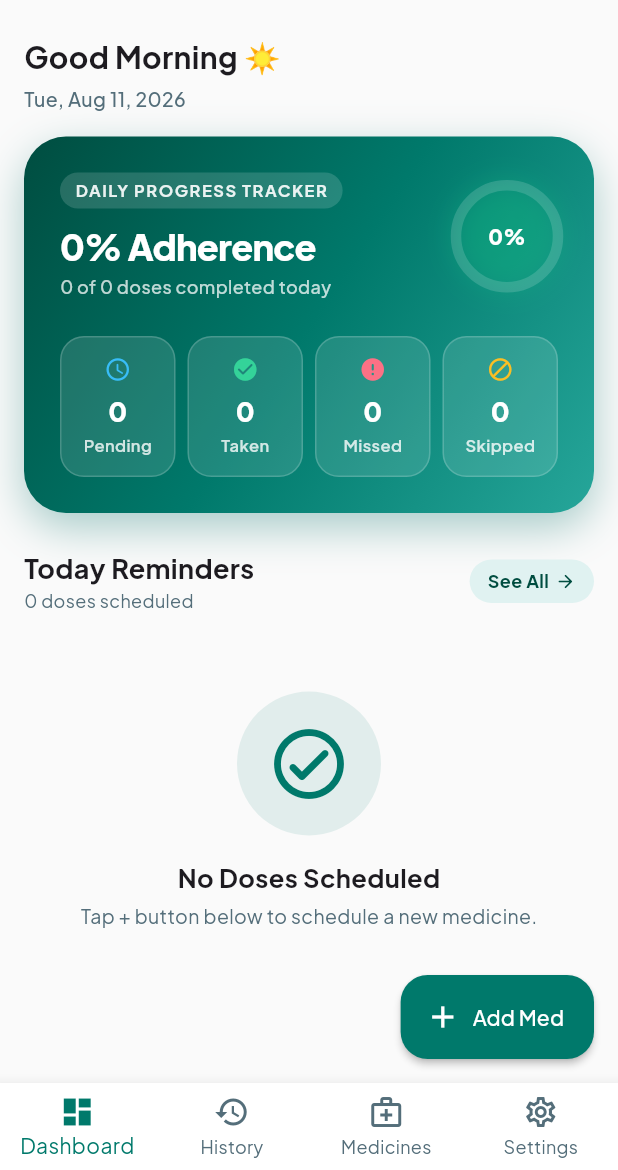
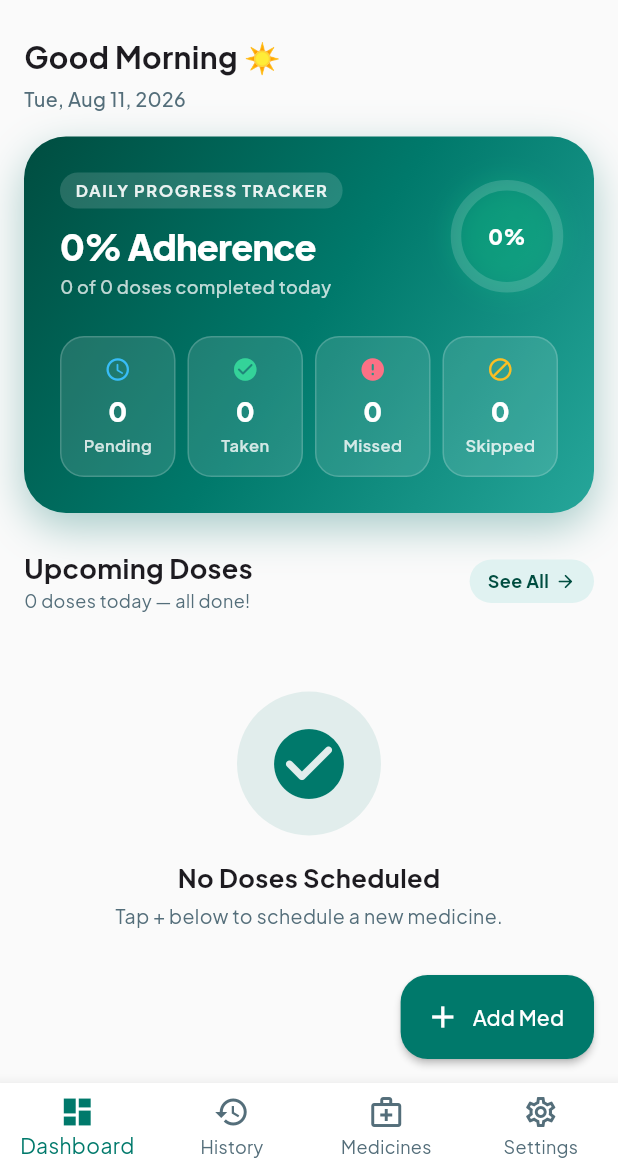
Before and after one commit to JOELPSHAJU/Med_Reminder, a Flutter app: the screen it shows after launch, on a phone screen of 412 x 824 dp, the part 66-1236 px from its top. Run offline on Flutter 3.47's test engine with Material 3 defaults, Android fonts, the phone set to English and light mode, and no system bars; our stand-ins replace audioplayers, flutter_local_notifications, flutter_riverpod, google_fonts, hive, hive_flutter and 1 more; accounts and stored records are empty.

Commit message:
feat: dashboard shows only upcoming (pending) doses
- Add upcomingOccurrencesProvider filtering today's doses to pending only
- Dashboard list uses upcomingReminders instead of all todayReminders
- Section renamed 'Upcoming Doses' with subtitle 'X remaining of Y total'
- Empty state shows 'All Caught Up! 🎉' when all doses are done for today
- Stats card still uses full todayOccurrencesProvider for accurate counts

```diff
--- a/lib/features/dashboard/presentation/providers/dashboard_providers.dart
+++ b/lib/features/dashboard/presentation/providers/dashboard_providers.dart
@@ -120,6 +120,15 @@ final todayOccurrencesProvider = Provider<List<DoseOccurrenceModel>>((ref) {
   return filtered;
 });
 
+/// Only pending (upcoming) doses for today — used by the dashboard list.
+/// Taken, skipped, and missed doses are excluded.
+final upcomingOccurrencesProvider = Provider<List<DoseOccurrenceModel>>((ref) {
+  final all = ref.watch(todayOccurrencesProvider);
+  return all
+      .where((occ) => occ.status == DoseStatusEnum.pending)
+      .toList();
+});
+
 final dashboardStatsProvider = Provider<DashboardStats>((ref) {
   final occurrences = ref.watch(allOccurrencesProvider);
   final targetDate = ref.watch(selectedDashboardDateProvider);
--- a/lib/features/dashboard/presentation/screens/dashboard_screen.dart
+++ b/lib/features/dashboard/presentation/screens/dashboard_screen.dart
@@ -35,6 +35,7 @@ class DashboardScreen extends ConsumerWidget {
     final selectedDate = ref.watch(selectedDashboardDateProvider);
     final stats = ref.watch(dashboardStatsProvider);
     final todayReminders = ref.watch(todayOccurrencesProvider);
+    final upcomingReminders = ref.watch(upcomingOccurrencesProvider);
     final settings = ref.watch(settingsProvider);
     final isDark = Theme.of(context).brightness == Brightness.dark;
 
@@ -148,14 +149,16 @@ class DashboardScreen extends ConsumerWidget {
                     crossAxisAlignment: CrossAxisAlignment.start,
                     children: [
                       Text(
-                        'Today Reminders',
+                        'Upcoming Doses',
                         style: GoogleFonts.plusJakartaSans(
                           fontSize: 18,
                           fontWeight: FontWeight.bold,
                         ),
                       ),
                       Text(
-                        '${todayReminders.length} dose${todayReminders.length == 1 ? '' : 's'} scheduled',
+                        upcomingReminders.isEmpty
+                            ? '${todayReminders.length} dose${todayReminders.length == 1 ? '' : 's'} today — all done!'
+                            : '${upcomingReminders.length} remaining of ${todayReminders.length}',
                         style: GoogleFonts.plusJakartaSans(
                           fontSize: 12,
                           color: isDark
@@ -205,7 +208,7 @@ class DashboardScreen extends ConsumerWidget {
               const SizedBox(height: 12),
 
               // Reminders List or Empty State
-              if (todayReminders.isEmpty)
+              if (upcomingReminders.isEmpty)
                 Center(
                   child: Padding(
                     padding: const EdgeInsets.symmetric(vertical: 40),
@@ -218,14 +221,16 @@ class DashboardScreen extends ConsumerWidget {
                             shape: BoxShape.circle,
                           ),
                           child: const Icon(
-                            Icons.check_circle_outline_rounded,
+                            Icons.check_circle_rounded,
                             size: 56,
                             color: AppColors.primary,
                           ),
                         ),
                         const SizedBox(height: 16),
                         Text(
-                          'No Doses Scheduled',
+                          todayReminders.isEmpty
+                              ? 'No Doses Scheduled'
+                              : 'All Caught Up! 🎉',
                           style: GoogleFonts.plusJakartaSans(
                             fontSize: 17,
                             fontWeight: FontWeight.bold,
@@ -233,7 +238,9 @@ class DashboardScreen extends ConsumerWidget {
                         ),
                         const SizedBox(height: 4),
                         Text(
-                          'Tap + button below to schedule a new medicine.',
+                          todayReminders.isEmpty
+                              ? 'Tap + below to schedule a new medicine.'
+                              : 'All doses for today are completed.',
                           style: GoogleFonts.plusJakartaSans(
                             color: isDark
                                 ? AppColors.darkTextSecondary
@@ -249,9 +256,9 @@ class DashboardScreen extends ConsumerWidget {
                 ListView.builder(
                   shrinkWrap: true,
                   physics: const NeverScrollableScrollPhysics(),
-                  itemCount: todayReminders.length > 5 ? 5 : todayReminders.length,
+                  itemCount: upcomingReminders.length > 5 ? 5 : upcomingReminders.length,
                   itemBuilder: (context, index) {
-                    final occ = todayReminders[index];
+                    final occ = upcomingReminders[index];
                     return ReminderItemWidget(
                       occurrence: occ,
                       onTaken: () async {
```
